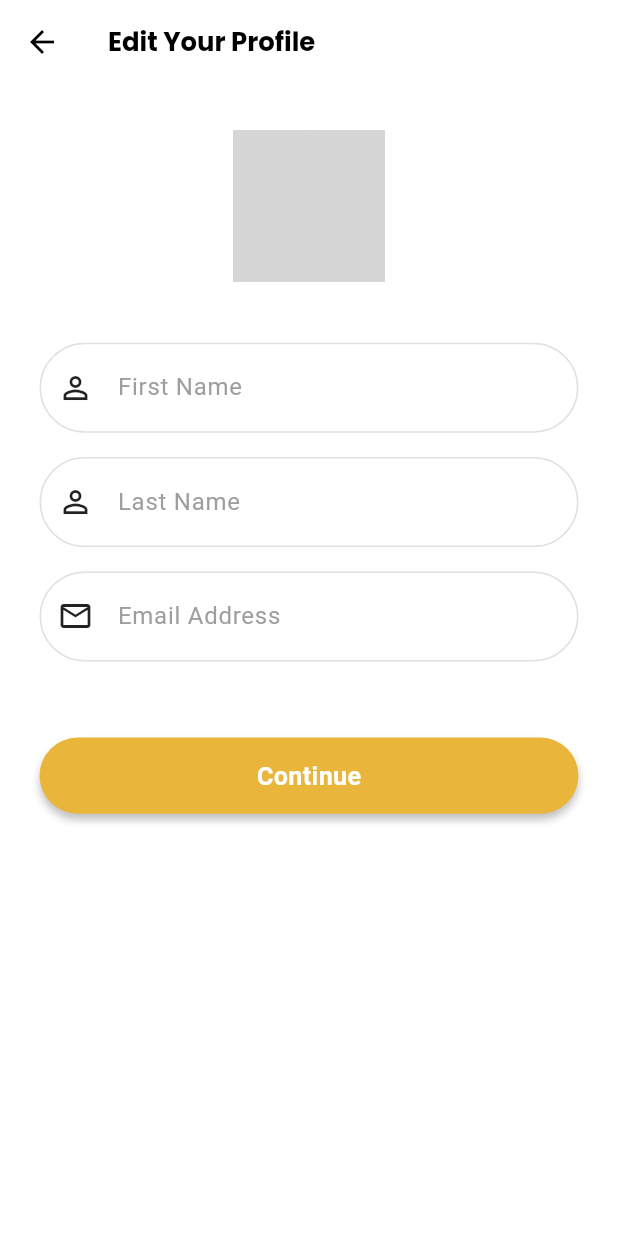
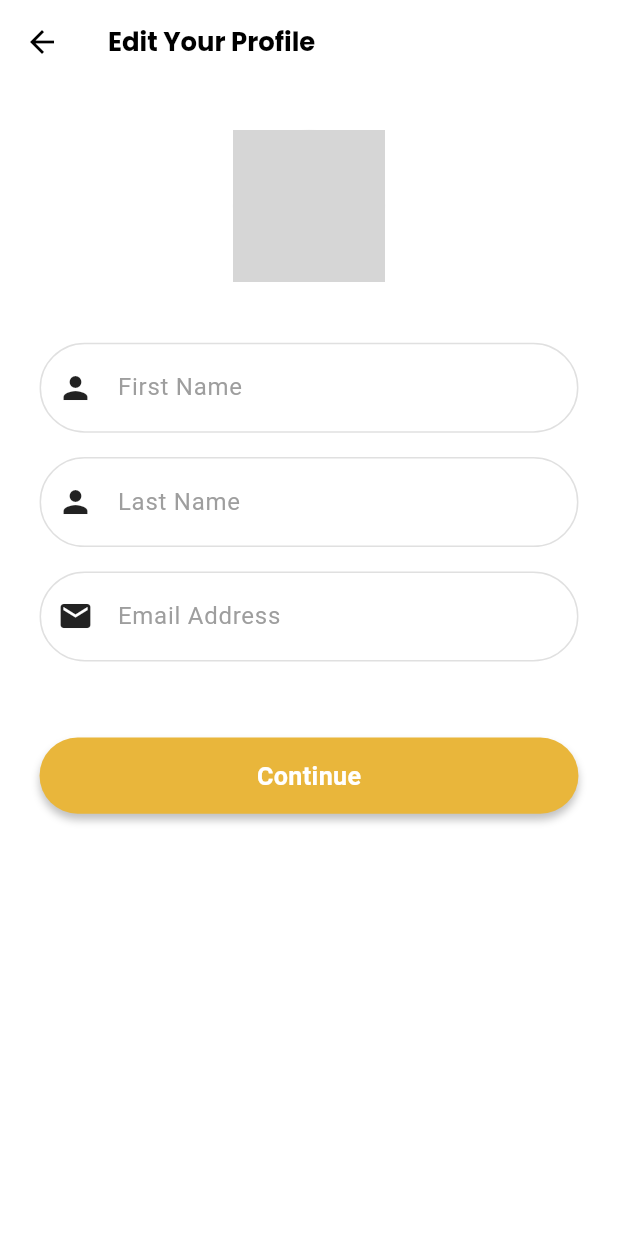
Before and after one commit to shizuiixui/auri_sign, a Flutter app: the EditProfilePage screen opened directly, on a phone screen of 412 x 824 dp. Run offline on Flutter 3.47's test engine with Material 3 defaults, Android fonts, the phone set to English and light mode, and no system bars; our stand-ins replace camera, dio, flutter_local_notifications, flutter_screenutil, flutter_svg, get_it and 7 more; missing offline and left inert: tflite_flutter, webview_flutter_android; accounts and stored records are empty; network calls fail; Roboto replaces fonts that are missing (Poppins-Regular); project files that could hold a hidden picture were left out; grey boxes are pictures that could not be loaded.

Commit message:
feat: update icons in EditProfileTextField

```diff
--- a/lib/features/profile/presentation/screens/edit_profile_page.dart
+++ b/lib/features/profile/presentation/screens/edit_profile_page.dart
@@ -85,19 +85,19 @@ class _EditProfilePageState extends State<EditProfilePage> {
               EditProfileTextField(
                 controller: _firstNameController,
                 hint: 'First Name',
-                icon: Icons.person_outline,
+                icon: Icons.person,
               ),
               SizedBox(height: 16.h),
               EditProfileTextField(
                 controller: _lastNameController,
                 hint: 'Last Name',
-                icon: Icons.person_outline,
+                icon: Icons.person,
               ),
               SizedBox(height: 16.h),
               EditProfileTextField(
                 controller: _emailController,
                 hint: 'Email Address',
-                icon: Icons.mail_outline,
+                icon: Icons.mail,
                 keyboardType: TextInputType.emailAddress,
               ),
               SizedBox(height: 50.h),
```
